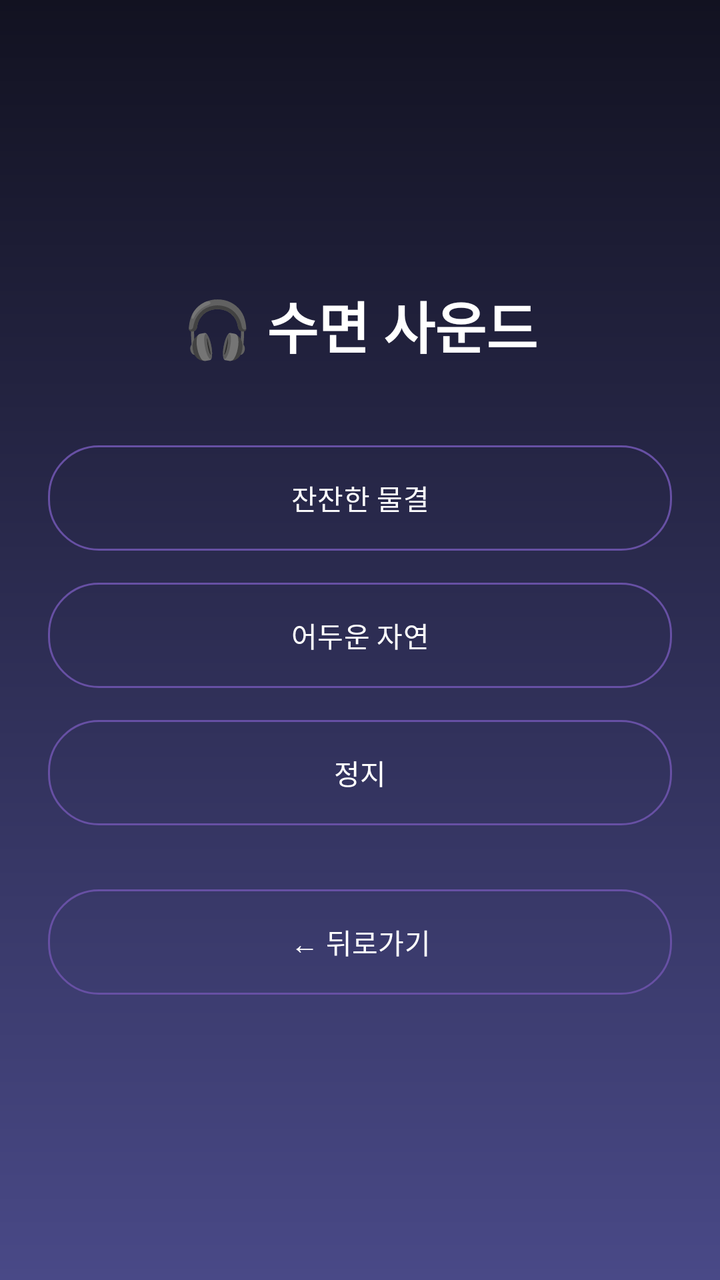
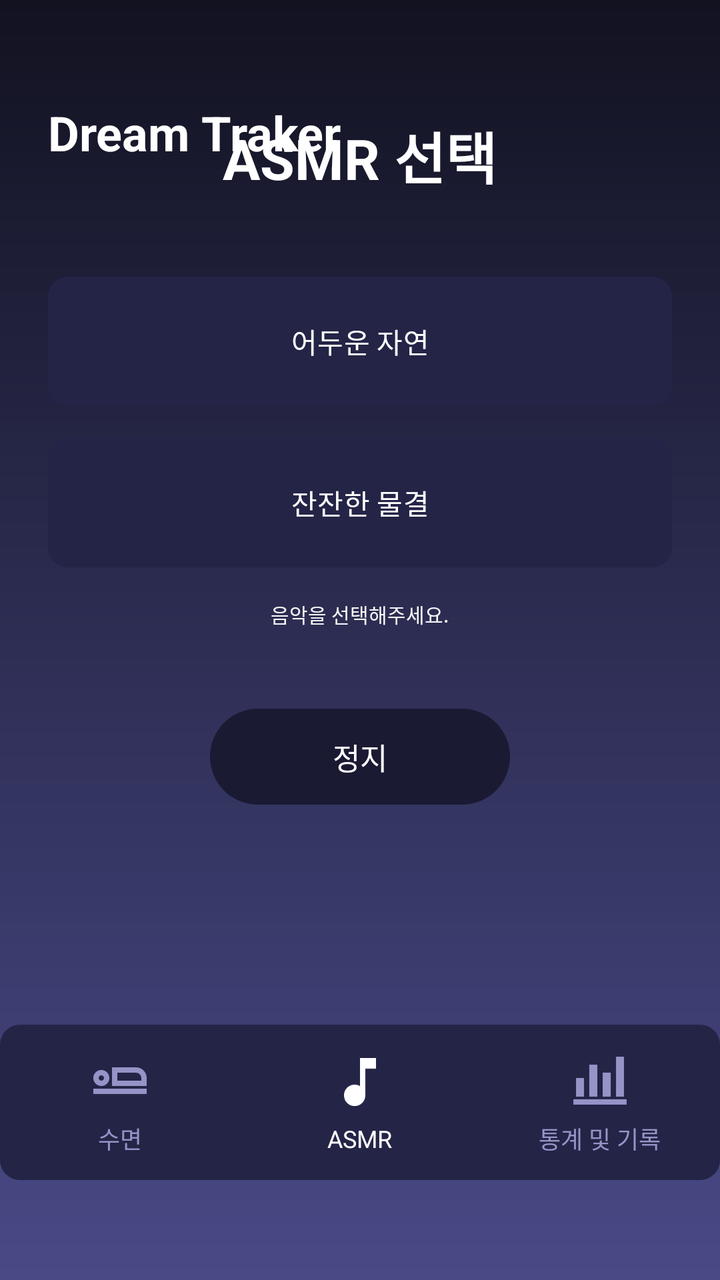

An Android layout rendered at two revisions. The XML below is the earlier revision; the diff shows what the commit changed to produce the second picture.
<!-- AndroidManifest.xml: application theme Theme.DreamTraker -->
<!-- res/layout/activity_music.xml -->
<?xml version="1.0" encoding="utf-8"?>
<LinearLayout xmlns:android="http://schemas.android.com/apk/res/android"
    android:orientation="vertical"
    android:gravity="center"
    android:padding="24dp"
    android:background="@drawable/background_gradient"
    android:layout_width="match_parent"
    android:layout_height="match_parent">

    <TextView
        android:text="🎧 수면 사운드"
        android:textSize="28sp"
        android:textColor="#FFFFFF"
        android:textStyle="bold"
        android:layout_marginBottom="40dp"
        android:layout_width="wrap_content"
        android:layout_height="wrap_content" />

    <Button
        android:id="@+id/btnNature"
        android:text="잔잔한 물결"
        android:textAllCaps="false"
        android:backgroundTint="#6A5ACD"
        android:textColor="#FFFFFF"
        android:layout_width="match_parent"
        android:layout_height="wrap_content"
        android:layout_marginBottom="16dp"
        android:padding="12dp"
        android:background="@drawable/rounded_button" />

    <Button
        android:id="@+id/btnSea"
        android:text="어두운 자연"
        android:textAllCaps="false"
        android:backgroundTint="#6A5ACD"
        android:textColor="#FFFFFF"
        android:layout_width="match_parent"
        android:layout_height="wrap_content"
        android:layout_marginBottom="16dp"
        android:padding="12dp"
        android:background="@drawable/rounded_button" />

    <Button
        android:id="@+id/btnStop"
        android:text="정지"
        android:textAllCaps="false"
        android:backgroundTint="#483D8B"
        android:textColor="#FFFFFF"
        android:layout_width="match_parent"
        android:layout_height="wrap_content"
        android:layout_marginBottom="32dp"
        android:padding="12dp"
        android:background="@drawable/rounded_button" />

    <Button
        android:id="@+id/btnBack"
        android:text="← 뒤로가기"
        android:textAllCaps="false"
        android:backgroundTint="#2F2F2F"
        android:textColor="#FFFFFF"
        android:layout_width="match_parent"
        android:layout_height="wrap_content"
        android:padding="12dp"
        android:background="@drawable/rounded_button" />

</LinearLayout>
<!-- resources referenced by this layout -->
<resources>
  <!-- drawable background_gradient (drawable) -->
  <?xml version="1.0" encoding="utf-8"?>
  <shape xmlns:android="http://schemas.android.com/apk/res/android"
      android:shape="rectangle">
  
      <gradient
          android:angle="270"
          android:startColor="#121221"
          android:endColor="#494987"
          android:type="linear" />
  
  </shape>
  <!-- drawable rounded_button (drawable) -->
  <?xml version="1.0" encoding="utf-8"?>
  <shape xmlns:android="http://schemas.android.com/apk/res/android"
      android:shape="rectangle">
      <solid android:color="@android:color/transparent" />
      <corners android:radius="25dp" />
      <stroke android:width="1dp" android:color="#8A2BE2" />
  </shape>
  <style name="Theme.DreamTraker" parent="Base.Theme.DreamTraker" />
  <style name="Base.Theme.DreamTraker" parent="Theme.Material3.DayNight.NoActionBar">
          
          
      </style>
</resources>

<!-- the commit's change to res/layout/activity_music.xml (unified diff, before → after) -->
@@ -1,66 +1,176 @@
 <?xml version="1.0" encoding="utf-8"?>
-<LinearLayout xmlns:android="http://schemas.android.com/apk/res/android"
-    android:orientation="vertical"
-    android:gravity="center"
-    android:padding="24dp"
+<RelativeLayout xmlns:android="http://schemas.android.com/apk/res/android"
+    xmlns:app="http://schemas.android.com/apk/res-auto"
+    android:layout_width="match_parent"
+    android:layout_height="match_parent"
     android:background="@drawable/background_gradient"
-    android:layout_width="match_parent"
-    android:layout_height="match_parent">
+    android:padding="0dp">
 
     <TextView
-        android:text="🎧 수면 사운드"
-        android:textSize="28sp"
+        android:id="@+id/tvAppTitle"
+        android:layout_width="wrap_content"
+        android:layout_height="wrap_content"
+        android:text="Dream Traker"
         android:textColor="#FFFFFF"
+        android:textSize="24sp"
         android:textStyle="bold"
-        android:layout_marginBottom="40dp"
-        android:layout_width="wrap_content"
-        android:layout_height="wrap_content" />
+        android:layout_marginStart="24dp"
+        android:layout_marginTop="50dp"/>
 
-    <Button
-        android:id="@+id/btnNature"
-        android:text="잔잔한 물결"
-        android:textAllCaps="false"
-        android:backgroundTint="#6A5ACD"
-        android:textColor="#FFFFFF"
+    <LinearLayout
+        android:id="@+id/center_content_layout"
         android:layout_width="match_parent"
         android:layout_height="wrap_content"
-        android:layout_marginBottom="16dp"
-        android:padding="12dp"
-        android:background="@drawable/rounded_button" />
+        android:layout_above="@id/bottom_navigation_bar"
+        android:layout_centerVertical="true"
+        android:layout_marginBottom="110dp"
+        android:gravity="center"
+        android:orientation="vertical"
+        android:paddingStart="24dp"
+        android:paddingEnd="24dp">
 
-    <Button
-        android:id="@+id/btnSea"
-        android:text="어두운 자연"
-        android:textAllCaps="false"
-        android:backgroundTint="#6A5ACD"
-        android:textColor="#FFFFFF"
+        <TextView
+            android:layout_width="wrap_content"
+            android:layout_height="wrap_content"
+            android:layout_marginBottom="40dp"
+            android:text="ASMR 선택"
+            android:textColor="#FFFFFF"
+            android:textSize="28sp"
+            android:textStyle="bold" />
+
+        <Button
+            android:id="@+id/btnDarkNature"
+            android:layout_width="match_parent"
+            android:layout_height="wrap_content"
+            android:layout_marginBottom="16dp"
+            android:background="@drawable/bottom_nav_background"
+            android:paddingVertical="18dp"
+            android:text="어두운 자연"
+            android:textAllCaps="false"
+            android:textColor="#FFFFFF"
+            android:textSize="14sp"
+            app:backgroundTint="@null" />
+
+        <Button
+            android:id="@+id/btnCalmWaves"
+            android:layout_width="match_parent"
+            android:layout_height="wrap_content"
+            android:layout_marginBottom="16dp"
+            android:background="@drawable/bottom_nav_background"
+            android:paddingVertical="18dp"
+            android:text="잔잔한 물결"
+            android:textAllCaps="false"
+            android:textColor="#FFFFFF"
+            android:textSize="14sp"
+            app:backgroundTint="@null" />
+
+
+        <TextView
+            android:id="@+id/tvSelectMusicHint"
+            android:layout_width="wrap_content"
+            android:layout_height="wrap_content"
+            android:layout_marginBottom="40dp"
+            android:text="음악을 선택해주세요."
+            android:textColor="#f8f8f8"
+            android:textSize="10sp"
+            android:textStyle="normal" />
+
+        <Button
+            android:id="@+id/btnStopAsmr"
+            android:layout_width="150dp"
+            android:layout_height="wrap_content"
+            android:background="@drawable/btn_rounded_background"
+            android:text="정지"
+            android:textAllCaps="false"
+            android:textColor="#FFFFFF"
+            android:textSize="15sp"
+            app:backgroundTint="@null" />
+
+    </LinearLayout>
+
+    <LinearLayout
+        android:id="@+id/bottom_navigation_bar"
         android:layout_width="match_parent"
         android:layout_height="wrap_content"
-        android:layout_marginBottom="16dp"
-        android:padding="12dp"
-        android:background="@drawable/rounded_button" />
+        android:orientation="horizontal"
+        android:gravity="center"
+        android:layout_marginBottom="50sp"
+        android:layout_alignParentBottom="true"
+        android:background="@drawable/bottom_nav_background"
+        android:paddingTop="12dp"
+        android:paddingBottom="12dp">
 
-    <Button
-        android:id="@+id/btnStop"
-        android:text="정지"
-        android:textAllCaps="false"
-        android:backgroundTint="#483D8B"
-        android:textColor="#FFFFFF"
-        android:layout_width="match_parent"
-        android:layout_height="wrap_content"
-        android:layout_marginBottom="32dp"
-        android:padding="12dp"
-        android:background="@drawable/rounded_button" />
+        <LinearLayout
+            android:layout_width="0dp"
+            android:layout_height="wrap_content"
+            android:layout_weight="1"
+            android:orientation="vertical"
+            android:gravity="center"
+            android:layout_marginStart="8dp"
+            android:id="@+id/navSleep"
+            android:layout_marginEnd="8dp">
 
-    <Button
-        android:id="@+id/btnBack"
-        android:text="← 뒤로가기"
-        android:textAllCaps="false"
-        android:backgroundTint="#2F2F2F"
-        android:textColor="#FFFFFF"
-        android:layout_width="match_parent"
-        android:layout_height="wrap_content"
-        android:padding="12dp"
-        android:background="@drawable/rounded_button" />
+            <ImageView
+                android:layout_width="32dp"
+                android:layout_height="32dp"
+                android:src="@drawable/sleep"
+                android:contentDescription="수면"
+                app:tint="#9494C7" /> <TextView
+            android:layout_width="wrap_content"
+            android:layout_height="wrap_content"
+            android:text="수면"
+            android:textColor="#9494C7"
+            android:textSize="12sp"
+            android:layout_marginTop="4dp" />
+        </LinearLayout>
 
-</LinearLayout>
+        <LinearLayout
+            android:layout_width="0dp"
+            android:layout_height="wrap_content"
+            android:layout_weight="1"
+            android:orientation="vertical"
+            android:gravity="center"
+            android:layout_marginStart="8dp"
+            android:id="@+id/navAsmr"
+            android:layout_marginEnd="8dp">
+            <ImageView
+                android:layout_width="32dp"
+                android:layout_height="32dp"
+                android:src="@drawable/music"
+                android:contentDescription="ASMR"
+                app:tint="#FFFFFF" /> <TextView
+            android:layout_width="wrap_content"
+            android:layout_height="wrap_content"
+            android:text="ASMR"
+            android:textColor="#FFFFFF"
+            android:textSize="12sp"
+            android:layout_marginTop="4dp" />
+        </LinearLayout>
+
+        <LinearLayout
+            android:layout_width="0dp"
+            android:layout_height="wrap_content"
+            android:layout_weight="1"
+            android:orientation="vertical"
+            android:gravity="center"
+            android:layout_marginStart="8dp"
+            android:id="@+id/navChart"
+            android:layout_marginEnd="8dp">
+            <ImageView
+                android:layout_width="32dp"
+                android:layout_height="32dp"
+                android:src="@drawable/chart"
+                app:tint="#9494C7"
+                android:contentDescription="통계 및 기록" />
+            <TextView
+                android:layout_width="wrap_content"
+                android:layout_height="wrap_content"
+                android:text="통계 및 기록"
+                android:textColor="#9494C7"
+                android:textSize="12sp"
+                android:layout_marginTop="4dp" />
+        </LinearLayout>
+
+    </LinearLayout>
+
+</RelativeLayout>
<!-- resource entries referenced after the edit -->
@@ -12,14 +12,39 @@
           android:type="linear" />
   
   </shape>
-  <!-- drawable rounded_button (drawable) -->
+  <!-- drawable bottom_nav_background (drawable) -->
   <?xml version="1.0" encoding="utf-8"?>
   <shape xmlns:android="http://schemas.android.com/apk/res/android"
       android:shape="rectangle">
-      <solid android:color="@android:color/transparent" />
-      <corners android:radius="25dp" />
-      <stroke android:width="1dp" android:color="#8A2BE2" />
+      <solid android:color="#242447" />
+      <corners
+          android:topLeftRadius="10dp"  android:topRightRadius="10dp" android:bottomLeftRadius="10dp"
+          android:bottomRightRadius="10dp" />
   </shape>
+  <!-- drawable btn_rounded_background (drawable) -->
+  <?xml version="1.0" encoding="utf-8"?>
+  <shape xmlns:android="http://schemas.android.com/apk/res/android"
+      android:shape="rectangle">
+      <solid android:color="#1A1A33" />
+      <corners android:radius="30dp" /> </shape>
+  <!-- drawable chart (drawable) -->
+  <vector xmlns:android="http://schemas.android.com/apk/res/android" android:height="24dp" android:tint="#000000" android:viewportHeight="960" android:viewportWidth="960" android:width="24dp">
+        
+      <path android:fillColor="@android:color/white" android:pathData="M80,840L80,760L880,760L880,840L80,840ZM120,720L120,440L240,440L240,720L120,720ZM320,720L320,240L440,240L440,720L320,720ZM520,720L520,360L640,360L640,720L520,720ZM720,720L720,120L840,120L840,720L720,720Z"/>
+      
+  </vector>
+  <!-- drawable music (drawable) -->
+  <vector xmlns:android="http://schemas.android.com/apk/res/android" android:height="24dp" android:tint="#000000" android:viewportHeight="24" android:viewportWidth="24" android:width="24dp">
+        
+      <path android:fillColor="@android:color/white" android:pathData="M12,3v10.55c-0.59,-0.34 -1.27,-0.55 -2,-0.55 -2.21,0 -4,1.79 -4,4s1.79,4 4,4 4,-1.79 4,-4V7h4V3h-6z"/>
+      
+  </vector>
+  <!-- drawable sleep (drawable) -->
+  <vector xmlns:android="http://schemas.android.com/apk/res/android" android:height="24dp" android:tint="#000000" android:viewportHeight="960" android:viewportWidth="960" android:width="24dp">
+        
+      <path android:fillColor="@android:color/white" android:pathData="M360,560L360,280L720,280Q786,280 833,327Q880,374 880,440L880,560L360,560ZM440,360L440,360Q440,360 440,383.5Q440,407 440,440L440,480L440,480L440,360ZM80,680L80,600L880,600L880,680L80,680ZM200,560Q150,560 115,525Q80,490 80,440Q80,390 115,355Q150,320 200,320Q250,320 285,355Q320,390 320,440Q320,490 285,525Q250,560 200,560ZM200,480Q217,480 228.5,468.5Q240,457 240,440Q240,423 228.5,411.5Q217,400 200,400Q183,400 171.5,411.5Q160,423 160,440Q160,457 171.5,468.5Q183,480 200,480ZM440,480L800,480L800,440Q800,407 776.5,383.5Q753,360 720,360L440,360L440,480ZM200,440Q200,440 200,440Q200,440 200,440Q200,440 200,440Q200,440 200,440Q200,440 200,440Q200,440 200,440Q200,440 200,440Q200,440 200,440Z"/>
+      
+  </vector>
   <style name="Theme.DreamTraker" parent="Base.Theme.DreamTraker" />
   <style name="Base.Theme.DreamTraker" parent="Theme.Material3.DayNight.NoActionBar">
           
